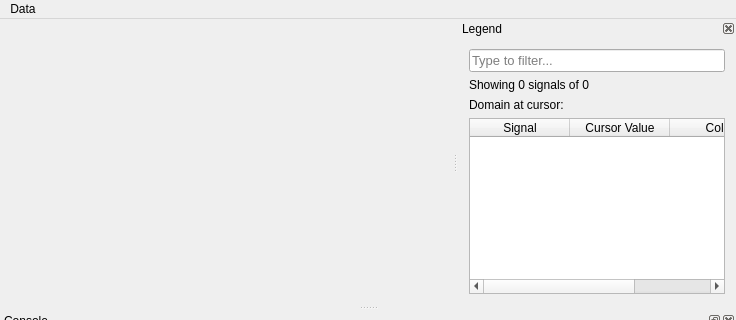
First picture: the form in Anvedi/anvedi.ui, repository ilpropheta/anvedi, before the edit; both pictures show x 0 to 736 and y 0 to 320 of the 736 by 566 pixel window.
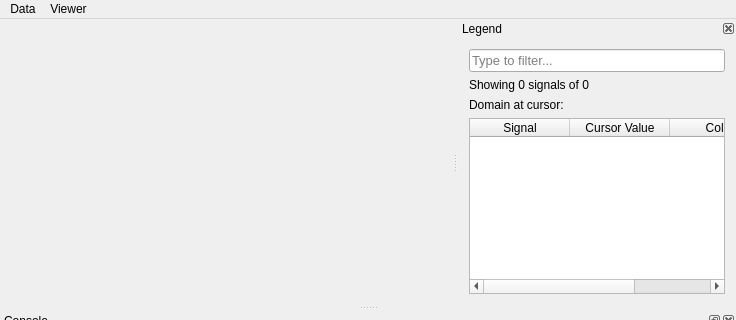
Second picture: the form after the edit. Custom widgets are drawn as their Qt base class.

Commit message: change background and reset zoom menu actions

```diff
--- a/Anvedi/anvedi.ui
+++ b/Anvedi/anvedi.ui
@@ -54,7 +54,15 @@
 		<addaction name="separator"/>
 		<addaction name="actionExit"/>
 	  </widget>
+   <widget class="QMenu" name="menuViewer">
+    <property name="title">
+     <string>Viewer</string>
+    </property>
+    <addaction name="actionResetZoom"/>
+    <addaction name="actionChangeBackground"/>
+   </widget>
 	  <addaction name="menuData"/>
+   <addaction name="menuViewer"/>
 	</widget>
 	<widget class="QStatusBar" name="statusBar"/>
 	<widget class="QDockWidget" name="consoleDock">
```
Left out of the diff: 12 changed lines with no effect on the pictures. Lines whose indentation alone changed are shown as unchanged. The commit also changes 5 other files.
